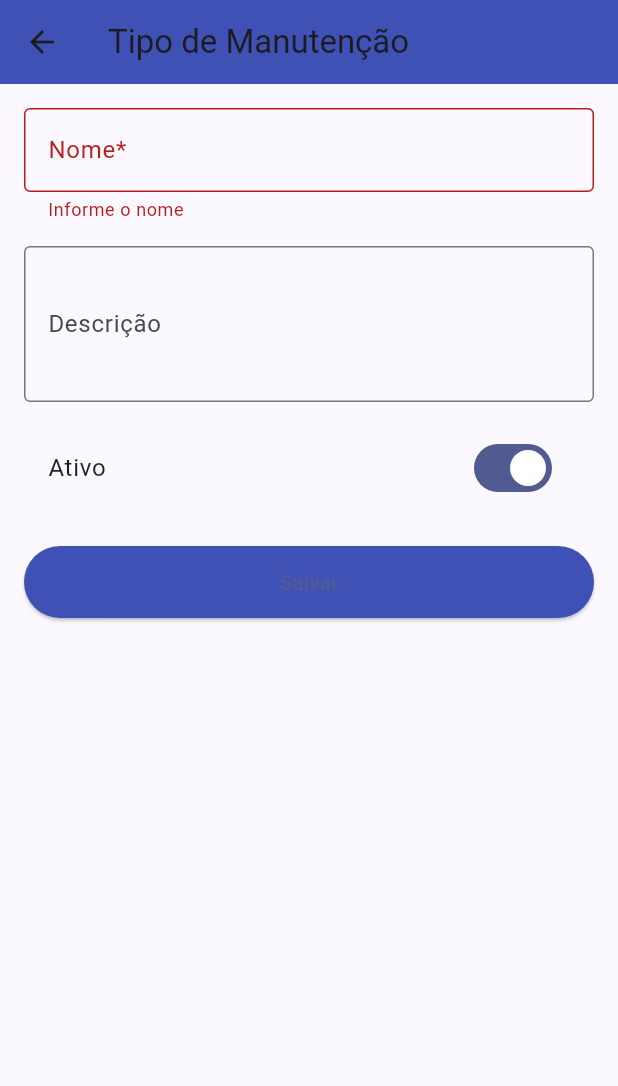
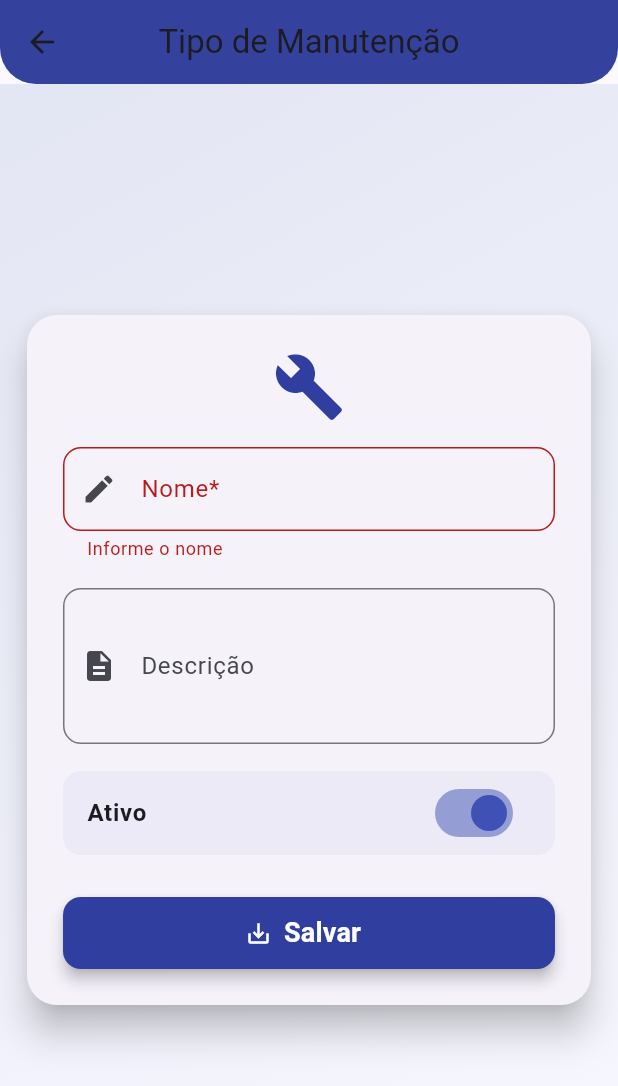
Before and after one commit to isqdev/pagil-flutter, a Flutter app: the FormTipoManutencao screen opened by its route, after a tap on "Salvar", on a phone screen of 412 x 824 dp. Shown: the top 1086 px of the screen. Run offline on Flutter 3.47's test engine with Material 3 defaults, Android fonts, the phone set to English and light mode, and no system bars.

Commit message:
refactor(manutencao): estilizada

```diff
--- a/lib/telas/form_manutencao.dart
+++ b/lib/telas/form_manutencao.dart
@@ -1,4 +1,5 @@
 import 'package:flutter/material.dart';
+import '../dto/dto_manutencao.dart';
 
 class FormTipoManutencao extends StatefulWidget {
   @override
@@ -11,6 +12,38 @@ class _FormTipoManutencaoState extends State<FormTipoManutencao> {
   final TextEditingController _descricaoController = TextEditingController();
   bool _ativo = true;
 
+  void _salvar() {
+    if (_formKey.currentState!.validate()) {
+      final tipoManutencao = TipoManutencaoDTO(
+        id: UniqueKey().toString(),
+        nome: _nomeController.text,
+        descricao: _descricaoController.text.isNotEmpty ? _descricaoController.text : null,
+        ativo: _ativo,
+      );
+      // Aqui você pode usar tipoManutencao para salvar ou enviar os dados
+      showDialog(
+        context: context,
+        builder: (_) => AlertDialog(
+          title: Text('Sucesso'),
+          content: Text('Tipo de Manutenção salvo!\n\n'
+              'Nome: ${tipoManutencao.nome}\n'
+              'Descrição: ${tipoManutencao.descricao ?? "-"}\n'
+              'Ativo: ${tipoManutencao.ativo ? "Sim" : "Não"}'),
+          actions: [
+            TextButton(
+              onPressed: () => Navigator.of(context).pop(),
+              child: Text('OK'),
+            ),
+          ],
+        ),
+      );
+      _formKey.currentState!.reset();
+      setState(() {
+        _ativo = true;
+      });
+    }
+  }
+
   @override
   void dispose() {
     _nomeController.dispose();
@@ -18,33 +51,47 @@ class _FormTipoManutencaoState extends State<FormTipoManutencao> {
     super.dispose();
   }
 
-  void _salvar() {
-    if (_formKey.currentState!.validate()) {
-      // Aqui você pode salvar os dados ou chamar o DTO
-      ScaffoldMessenger.of(context).showSnackBar(
-        SnackBar(content: Text('Tipo de Manutenção salvo!')),
-      );
-    }
-  }
-
   @override
   Widget build(BuildContext context) {
     return Scaffold(
       appBar: AppBar(
         title: Text('Tipo de Manutenção'),
-        backgroundColor: Colors.indigo,
+        backgroundColor: Colors.indigo.shade700,
+        elevation: 6,
+        centerTitle: true,
+        shape: const RoundedRectangleBorder(
+          borderRadius: BorderRadius.vertical(bottom: Radius.circular(24)),
         ),
-      body: Padding(
-        padding: const EdgeInsets.all(16.0),
+      ),
+      body: Container(
+        decoration: const BoxDecoration(
+          gradient: LinearGradient(
+            colors: [Color(0xFFE3E6F3), Color(0xFFF8F8FF)],
+            begin: Alignment.topLeft,
+            end: Alignment.bottomRight,
+          ),
+        ),
+        child: Center(
+          child: SingleChildScrollView(
+            child: Card(
+              elevation: 10,
+              shape: RoundedRectangleBorder(borderRadius: BorderRadius.circular(20)),
+              margin: const EdgeInsets.symmetric(horizontal: 18, vertical: 24),
+              child: Padding(
+                padding: const EdgeInsets.all(24.0),
                 child: Form(
                   key: _formKey,
-          child: ListView(
+                  child: Column(
+                    mainAxisSize: MainAxisSize.min,
                     children: [
+                      Icon(Icons.build, color: Colors.indigo.shade700, size: 48),
+                      SizedBox(height: 16),
                       TextFormField(
                         controller: _nomeController,
                         decoration: InputDecoration(
                           labelText: 'Nome*',
-                  border: OutlineInputBorder(),
+                          border: OutlineInputBorder(borderRadius: BorderRadius.circular(12)),
+                          prefixIcon: Icon(Icons.edit),
                         ),
                         validator: (value) {
                           if (value == null || value.isEmpty) {
@@ -53,38 +100,59 @@ class _FormTipoManutencaoState extends State<FormTipoManutencao> {
                           return null;
                         },
                       ),
-              SizedBox(height: 16),
+                      SizedBox(height: 18),
                       TextFormField(
                         controller: _descricaoController,
                         decoration: InputDecoration(
                           labelText: 'Descrição',
-                  border: OutlineInputBorder(),
+                          border: OutlineInputBorder(borderRadius: BorderRadius.circular(12)),
+                          prefixIcon: Icon(Icons.description),
                         ),
                         maxLines: 3,
                       ),
-              SizedBox(height: 16),
+                      SizedBox(height: 18),
                       SwitchListTile(
-                title: Text('Ativo'),
+                        title: Text('Ativo', style: TextStyle(fontWeight: FontWeight.w600)),
                         value: _ativo,
+                        activeColor: Colors.indigo,
                         onChanged: (value) {
                           setState(() {
                             _ativo = value;
                           });
                         },
+                        shape: RoundedRectangleBorder(borderRadius: BorderRadius.circular(12)),
+                        tileColor: Colors.indigo.withOpacity(0.05),
                       ),
-              SizedBox(height: 24),
-              ElevatedButton(
+                      SizedBox(height: 28),
+                      SizedBox(
+                        width: double.infinity,
+                        height: 48,
+                        child: ElevatedButton.icon(
                           onPressed: _salvar,
-                child: Text('Salvar'),
+                          icon: Icon(Icons.save_alt, color: Colors.white), // Ícone branco
+                          label: Text(
+                            'Salvar',
+                            style: TextStyle(
+                              fontSize: 18,
+                              fontWeight: FontWeight.bold,
+                              color: Colors.white, // Texto branco
+                            ),
+                          ),
                           style: ElevatedButton.styleFrom(
-                  backgroundColor: Colors.indigo,
-                  minimumSize: Size(double.infinity, 48),
+                            backgroundColor: Colors.indigo.shade700,
+                            shape: RoundedRectangleBorder(borderRadius: BorderRadius.circular(12)),
+                            elevation: 4,
+                          ),
                         ),
                       ),
                     ],
                   ),
                 ),
               ),
+            ),
+          ),
+        ),
+      ),
     );
   }
 }
```
Lines whose indentation alone changed are shown as unchanged.
